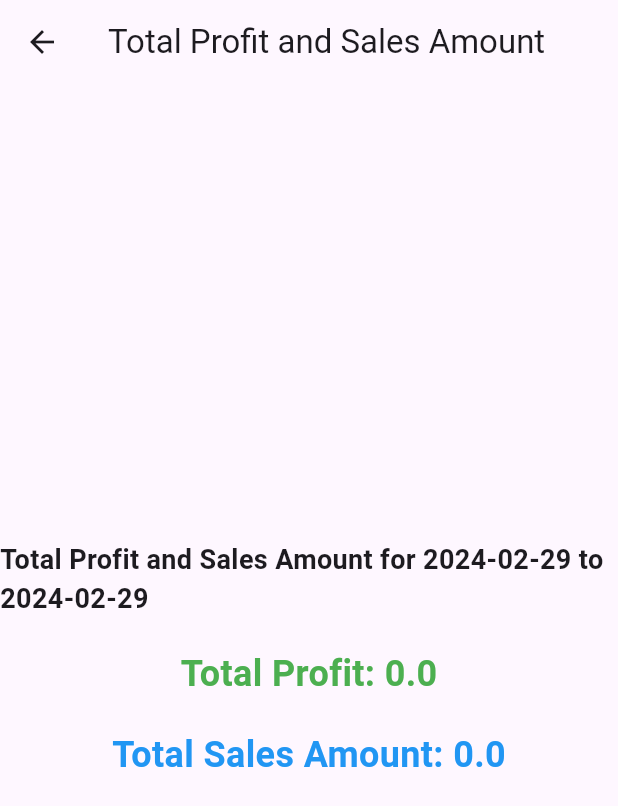
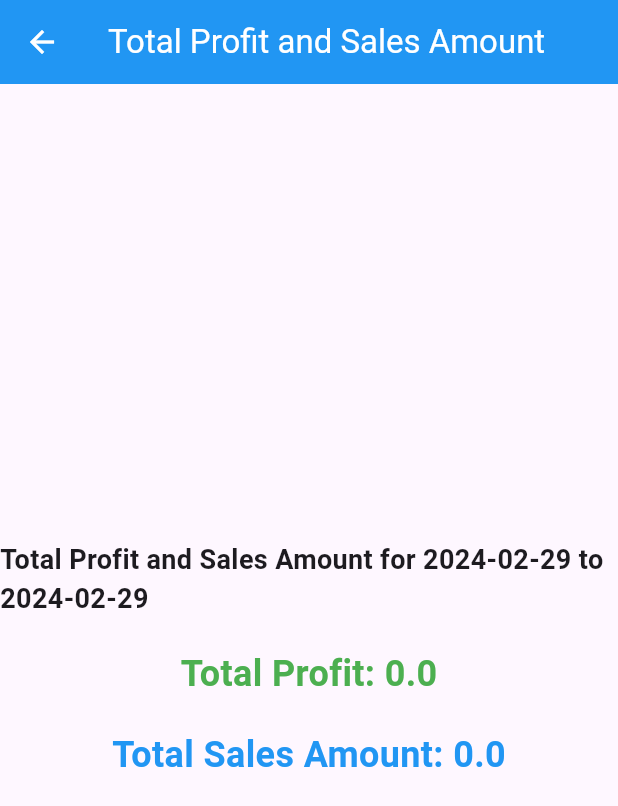
Before and after one commit to hussainkhan989/sadaat_pos, a Flutter app: the screen it shows after launch, item 3 of the bottom bar chosen, after a tap on "Today Profit", on a phone screen of 412 x 824 dp. Shown: the top 806 px of the screen. Run offline on Flutter 3.47's test engine with Material 3 defaults, Android fonts, the light colour scheme and no system bars; our stand-ins replace another_flushbar, flutter_typeahead, sqflite; accounts and stored records are empty.

Commit message:
new updates for playstore

```diff
--- a/lib/Dbhelper.dart
+++ b/lib/Dbhelper.dart
@@ -89,20 +89,29 @@ class DBHelper {
 
   Future<Database> initDatabase() async {
     final String path = join(await getDatabasesPath(), 'lop.db');
-    return await openDatabase(
+    _database = await openDatabase(
       path,
-      version: 2, // Increment the version to trigger migration
-      onUpgrade: (Database db, int oldVersion, int newVersion) async {
-        if (oldVersion < 2) {
-          await migrateTables(db);
-        }
-      },
+      version: 1, // Increment the version to trigger migration
+      // onUpgrade: (Database db, int oldVersion, int newVersion) async {
+      //   if (oldVersion < 2) {
+      //     await migrateTables(db);
+      //   }
+      // },
       onCreate: (Database db, int version) async {
         await db.execute(
-          'CREATE TABLE items(id INTEGER PRIMARY KEY,profit INTEGER, name TEXT UNIQUE, quantity DOUBLE, buyPrice INTEGER, sellingPrice INTEGER)',
+          'CREATE TABLE items(id INTEGER PRIMARY KEY,profit DOUBLE, name TEXT UNIQUE, quantity DOUBLE, buyPrice DOUBLE, sellingPrice DOUBLE)',
         );
       },
     );
+    await checkAndCreateSalesTable(_database!);
+    return _database!;
+  }
+
+  Future<void> checkAndCreateSalesTable(Database db) async {
+    List<Map<String, dynamic>> tables = await db.rawQuery("SELECT name FROM sqlite_master WHERE type='table' AND name='sales'");
+    if (tables.isEmpty) {
+      await createSalesTable(db);
+    }
   }
 
   Future<void> migrateTables(Database db) async {
@@ -190,7 +199,7 @@ class DBHelper {
 
   Future<void> createSalesTable(Database db) async {
     await db.execute(
-      'CREATE TABLE sales(id INTEGER PRIMARY KEY, prof INTEGER,soldprice INTEGER, itmname TEXT, itemId INTEGER, quantitySold INTEGER, saleDate DATE)',
+      'CREATE TABLE sales(id INTEGER PRIMARY KEY, prof DOUBLE ,soldprice DOUBLE, itmname TEXT, itemId INTEGER, quantitySold DOUBLE, saleDate DATE)',
     );
   }
 
--- a/lib/main.dart
+++ b/lib/main.dart
@@ -6,7 +6,7 @@ import 'package:sadaat_pos/sales.dart';
 import 'package:sadaat_pos/zakat.dart';
 
 import 'Dbhelper.dart';
-import 'new.dart';
+
 
 void main() {
   runApp(MyApp());
@@ -18,12 +18,13 @@ class MyApp extends StatelessWidget {
     return MaterialApp(
       title: 'Sadaat Autos',
       theme: ThemeData(
+        appBarTheme: const AppBarTheme(backgroundColor: Colors.blue , foregroundColor: Colors.white),
         primarySwatch: Colors.blue,
         cardColor: Colors.green,
         fontFamily: 'Roboto',
       ),
       debugShowCheckedModeBanner: false,
-      home: flash(),
+      home: MyHomePage(),
     );
   }
 }
@@ -92,13 +93,13 @@ class _MyHomePageState extends State<MyHomePage> {
       );
 
       setState(() {
-        opacity = 1.0;
-        buttonColor = Colors.green;
+        // Update the UI to reflect the change in item quantity after sale
+        price = selectedItem.buyPrice.toString();
+        sellprice = selectedItem.sellingPrice.toString();
+        quan = selectedItem.quantity.toString();
       });
 
-      print('Item sold successfully!');
     } else {
-      print('Item not found or out of stock');
       await Flushbar(
         title: sctitm.toString(),
         message: "is maybe out of Stock or you didnt add Amount received",
@@ -166,7 +167,7 @@ class _MyHomePageState extends State<MyHomePage> {
   Widget build(BuildContext context) {
     return Scaffold(
       appBar: AppBar(
-        title: Text('Sadaat Autos'),
+        title: Text('ShopEase Retail POS'),
       ),
       body: SingleChildScrollView(
         physics: ClampingScrollPhysics(),
@@ -175,7 +176,7 @@ class _MyHomePageState extends State<MyHomePage> {
           child: Center(
             child: Column(
               children: [
-                TypeAheadField <Item>(textFieldConfiguration: TextFieldConfiguration(
+                TypeAheadField <Item>(textFieldConfiguration: const TextFieldConfiguration(
                   decoration: InputDecoration(
                     labelText: 'Search for items',
                     border: OutlineInputBorder(),
@@ -210,17 +211,16 @@ class _MyHomePageState extends State<MyHomePage> {
                       });
                     } else {
                       // Handle when the item is not found
-                      print('Item not found');
                     }
                   },
                 ),
-                SizedBox(height: 40),
+                const SizedBox(height: 40),
                 Text(
                   sctitm,
-                  style: TextStyle(fontSize: 50, color: Colors.blue),
+                  style: const TextStyle(fontSize: 50, color: Colors.blue),
                 ),
                // SizedBox(height: 10),
-                Container(
+                SizedBox(
                   height: 100,
                   child: GridView.count(
                     children: [
@@ -285,12 +285,12 @@ class _MyHomePageState extends State<MyHomePage> {
                   ),
                 ),*/
 
-                SizedBox(height: 10),
+                const SizedBox(height: 10),
                 Padding(
                   padding: const EdgeInsets.only(right: 50),
                   child: Column(
                     children: [
-                      Container(
+                      SizedBox(
                         width: 250,
                         child: TextField(controller:amtrecieved,
                           keyboardType: TextInputType.number,
@@ -301,14 +301,14 @@ class _MyHomePageState extends State<MyHomePage> {
                             });
                           },
                           decoration: InputDecoration(
-                              label: (Text("Amount Recieved")),
-                              icon: Icon(Icons.attach_money),
+                              label: (const Text("Amount Recieved")),
+                              icon: const Icon(Icons.attach_money),
                               border: OutlineInputBorder(borderRadius: BorderRadius.circular(20))
 
                           ),),
                       ),
-                      SizedBox(height: 10,),
-                      Container(
+                      const SizedBox(height: 10,),
+                      SizedBox(
                         width: 250,
                         child: TextField(controller:q,
                           keyboardType: TextInputType.number,
@@ -319,8 +319,8 @@ class _MyHomePageState extends State<MyHomePage> {
                             });
                           },
                           decoration: InputDecoration(
-                              label: (Text("Quantity")),
-                              icon: Icon(Icons.attach_money),
+                              label: (const Text("Quantity")),
+                              icon: const Icon(Icons.attach_money),
                               border: OutlineInputBorder(borderRadius: BorderRadius.circular(20))
 
                           ),),
@@ -328,22 +328,29 @@ class _MyHomePageState extends State<MyHomePage> {
                     ],
                   ),
                 ),
-                SizedBox(height: 20),
+                const SizedBox(height: 20),
                 Row(
                   mainAxisAlignment: MainAxisAlignment.center,
                   children: [
-                    SizedBox(width: 0),
-                    Container(
+                    const SizedBox(width: 0),
+                    SizedBox(
                       height: 80,
                       width: 150,
                       child: ElevatedButton(
+                        style: ElevatedButton.styleFrom(
+                          foregroundColor: Colors.white,
+                          backgroundColor: Colors.blue, // Text color
+                          elevation: 10, // Shadow elevation
+                          shape: RoundedRectangleBorder(
+                            borderRadius: BorderRadius.circular(20), // Button border radius
+                          ),),
                         onPressed: handleSoldButtonClick,
-                        child: const Text('Sold'),
+                        child: const Text('Sold' , style: TextStyle(fontSize: 15),),
                       ),
 
                     ),
 
-                    SizedBox(width: 10),
+                    const SizedBox(width: 10),
                    /* Container(
                       height: 80,
                       width: 150,
@@ -385,6 +392,7 @@ class _MyHomePageState extends State<MyHomePage> {
         currentIndex: _selectedIndex,
         selectedItemColor: Colors.blue,
         unselectedItemColor: Colors.black,
+        showUnselectedLabels: true,
         onTap: _onItemTapped,
       ),
     );
--- a/lib/new.dart
+++ /dev/null
@@ -1,33 +0,0 @@
-import 'dart:async';
-
-import 'package:flutter/cupertino.dart';
-import 'package:flutter/material.dart';
-import 'package:sadaat_pos/main.dart';
-
-class flash extends StatefulWidget{
-  @override
-  State<flash> createState() => _flashState();
-}
-class _flashState extends State<flash> {
-  @override
-  void initState() {
-    // TODO: implement initState
-    super.initState();
-    Timer(Duration(seconds: 1), () {
-      Navigator.pushReplacement(context,MaterialPageRoute(builder: (context) => MyHomePage(),));
-    });
-  }
-  Widget build(BuildContext context) {
-    return Scaffold(
-      body: Container(
-        decoration: BoxDecoration(
-          image: DecorationImage(
-              image:AssetImage('assests/splash.jpeg'), // Replace with your image asset
-            fit: BoxFit.fill,
-
-          )
-        ),
-      )
-    );
-  }
-}
--- a/lib/oldworkingdb.dart
+++ /dev/null
@@ -1,273 +0,0 @@
-import 'package:intl/intl.dart';
-import 'package:sqflite/sqflite.dart';
-import 'package:path/path.dart';
-
-class Sale {
-  int? id;
-  int itemId;
-  int quantitySold;
-  String saleDate;
-  String itmname;
-  int soldprice;
-  int prof;
-
-  Sale({
-    this.id,
-    required this.itemId,
-    required this.quantitySold,
-    required this.saleDate,
-    required this.itmname,
-    required this.soldprice,
-    required this.prof,
-
-  });
-
-  Map<String, dynamic> toMap() {
-    return {
-      'id': id,
-      'itemId': itemId,
-      'quantitySold': quantitySold,
-      'saleDate': saleDate,
-      'itmname' : itmname,
-      'soldprice' : soldprice,
-      'prof' : prof,
-    };
-  }
-
-  Sale.fromMap(Map<String, dynamic> map)
-      : id = map['id'],
-        itemId = map['itemId'],
-        quantitySold = map['quantitySold'],
-        saleDate = map['saleDate'],
-        itmname = map['itmname'],
-        soldprice = map['soldprice'],
-        prof = map['prof'];
-
-}
-
-class Item {
-  int? id;
-  String name;
-  int quantity;
-  int buyPrice;
-  int sellingPrice;
-  int? profit;
-
-  Item({
-    this.id,
-    required this.name,
-    required this.quantity,
-    required this.buyPrice,
-    required this.sellingPrice,
-     this.profit,
-  });
-  Item.fromMap(Map<String, dynamic> map)
-      : id = map['id'],
-        name = map['name'],
-        quantity = map['quantity'],
-        buyPrice = map['buyPrice'],
-        sellingPrice = map['sellingPrice'],
-        profit = map['profit'];
-}
-
-class DBHelper {
-  static final DBHelper _instance = DBHelper._internal();
-
-  factory DBHelper() => _instance;
-
-
-  DBHelper._internal();
-
-  Database? _database;
-
-
-  Future<Database> get database async {
-    if (_database != null) return _database!;
-    _database = await initDatabase();
-    return _database!;
-  }
-
-  Future<Database> initDatabase() async {
-    final String path = join(await getDatabasesPath(), 'lop.db');
-    return await openDatabase(
-      path,
-      version: 1,
-      onCreate: (Database db, int version) async {
-        await db.execute(
-          'CREATE TABLE items(id INTEGER PRIMARY KEY,profit INTEGER, name TEXT UNIQUE, quantity INTEGER, buyPrice INTEGER, sellingPrice INTEGER)',
-        );
-      },
-    );
-
-  }
-
-
-  Future<int> insertItem(Item item) async {
-    Database db = await database;
-    return await db.insert(
-      'items',
-      {
-        'name': item.name,
-        'quantity': item.quantity,
-        'buyPrice': item.buyPrice,
-        'sellingPrice': item.sellingPrice,
-        'profit' : item.profit,
-      },
-    );
-  }
-  Future<List<Item>> queryAllItems() async {
-    Database db = await database;
-    List<Map<String, dynamic>> maps = await db.query('items');
-    return List.generate(maps.length, (i) {
-      return Item(
-        id: maps[i]['id'],
-        name: maps[i]['name'],
-        quantity: maps[i]['quantity'],
-        buyPrice: maps[i]['buyPrice'],
-        sellingPrice: maps[i]['sellingPrice'],
-        profit: maps[i]['profit'],
-      );
-    });
-  }
-
-  Future<int> updateItem(Item item) async {
-    Database db = await database;
-    return await db.update(
-      'items',
-      {
-        'name': item.name,
-        'quantity': item.quantity,
-        'buyPrice': item.buyPrice,
-        'sellingPrice': item.sellingPrice,
-        'profit' : item.profit,
-      },
-      where: 'id = ?',
-      whereArgs: [item.id],
-    );
-  }
-
-  Future<int> deleteItem(int id) async {
-    Database db = await database;
-    return await db.delete(
-      'items',
-      where: 'id = ?',
-      whereArgs: [id],
-    );
-  }
-
-  Future<Item?> getItemByName(String name) async {
-    await initDatabase();
-    List<Map<String, Object?>>? maps = await _database?.query(
-      'items',
-      where: 'name = ?',
-      whereArgs: [name],
-    );
-    if (maps!.isNotEmpty) {
-      return Item.fromMap(maps.first);
-    }
-    return null;
-  }
-
-  //from here dailysales table starts
-
-
-  Future<void> createSalesTable(Database db) async {
-    await db.execute(
-      'CREATE TABLE sales(id INTEGER PRIMARY KEY, prof INTEGER,soldprice INTEGER, itmname TEXT, itemId INTEGER, quantitySold INTEGER, saleDate DATE)',
-    );
-  }
-
-  Future<int> insertSale(Sale sale) async {
-    Database db = await database;
-    //await createSalesTable(db);
-
-    // Format the saleDate to include only the date part
-    String formattedDate = DateFormat('yyyy-MM-dd').format(DateTime.parse(sale.saleDate));
-
-    return await db.insert(
-      'sales',
-      {
-        'itemId': sale.itemId,
-        'quantitySold': sale.quantitySold,
-        'saleDate': formattedDate,
-        'itmname' : sale.itmname,
-        'soldprice' : sale.soldprice,
-        'prof' : sale.prof,
-      },
-    );
-  }
-
-
-  Future<List<Sale>> queryAllSales() async {
-    Database db = await database;
-    List<Map<String, dynamic>> maps = await db.query('sales');
-    return List.generate(maps.length, (i) {
-      return Sale(
-        id: maps[i]['id'],
-        itemId: maps[i]['itemId'],
-        quantitySold: maps[i]['quantitySold'],
-        saleDate: maps[i]['saleDate'],
-        itmname: maps[i]['itmname'],
-        soldprice: maps[i]['soldprice'],
-        prof: maps[i]['prof'],
-      );
-    });
-  }
-
-  Future<List<Sale>> getDailySales(String saleDate) async {
-    Database db = await database;
-
-    // Format the saleDate to include only the date part
-    String formattedDate = DateFormat('yyyy-MM-dd').format(DateTime.parse(saleDate));
-
-    List<Map<String, dynamic>> maps = await db.query(
-      'sales',
-      where: 'saleDate = ?',
-      whereArgs: [formattedDate],
-    );
-    return List.generate(maps.length, (i) {
-      return Sale(
-        id: maps[i]['id'],
-        itemId: maps[i]['itemId'],
-        quantitySold: maps[i]['quantitySold'],
-        saleDate: maps[i]['saleDate'],
-        itmname: maps[i]['itmname'],
-        soldprice: maps[i]['soldprice'],
-        prof: maps[i]['prof'],
-      );
-    });
-  }
-  Future<int> deleteSale(int id) async {
-    Database db = await database;
-    return await db.delete(
-      'sales',
-      where: 'id = ?',
-      whereArgs: [id],
-    );
-  }
-  // Add this method to your DBHelper class
-  Future<List<Sale>> getSalesBetweenDates(String startDate, String endDate) async {
-    Database db = await database;
-    List<Map<String, dynamic>> maps = await db.query(
-      'sales',
-      where: 'saleDate BETWEEN ? AND ?',
-      whereArgs: [startDate, endDate],
-    );
-    return List.generate(maps.length, (i) {
-      return Sale(
-        id: maps[i]['id'],
-        itemId: maps[i]['itemId'],
-        quantitySold: maps[i]['quantitySold'],
-        saleDate: maps[i]['saleDate'],
-        itmname: maps[i]['itmname'],
-        soldprice: maps[i]['soldprice'],
-        prof: maps[i]['prof'],
-      );
-    });
-  }
-
-
-
-
-
-}
--- a/pubspec.yaml
+++ b/pubspec.yaml
@@ -39,6 +39,9 @@ dependencies:
   # The following adds the Cupertino Icons font to your application.
   # Use with the CupertinoIcons class for iOS style icons.
   cupertino_icons: ^1.0.2
+  firebase_storage: ^11.6.0
+
+
 
 dev_dependencies:
   flutter_test:
```
Also changed, not shown: pubspec.lock, 26 other files.
